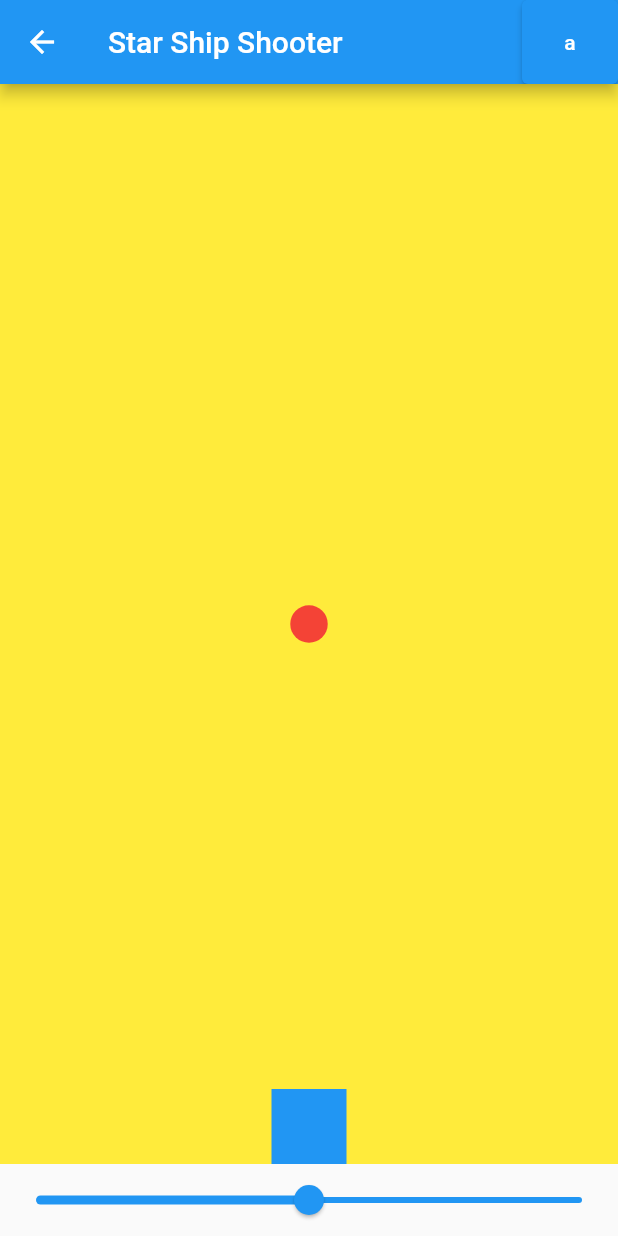
After one commit to ASquare010/FlutterExamaple, a Flutter app: the StarShipShooter screen opened directly, on a phone screen of 412 x 824 dp. The commit adds this screen. Run offline on Flutter 3.47's test engine with Material 2 defaults, Android fonts, the phone set to English and light mode, and no system bars; our stand-ins replace cloud_firestore, firebase_auth, firebase_core, flutter_rating_bar, font_awesome_flutter, geocoding and 2 more; accounts and stored records are empty.

Commit message:
StarShipShooter.dart _jumpImplemented

```diff
--- /dev/null
+++ b/lib/StarShipShooter/BaseWidgets/Enemy.dart
@@ -0,0 +1,23 @@
+import 'package:flutter/material.dart';
+
+class Enemy extends StatelessWidget {
+  final double x, y,size;
+
+  const Enemy({Key key, this.x = 0, this.y = 0,this.size = 25}) : super(key: key);
+
+  @override
+  Widget build(BuildContext context) {
+    return Align(
+      alignment: Alignment(x,y),
+      child: AnimatedContainer(
+        width: size,
+        height: size,
+        duration:  Duration(milliseconds: 200),
+        decoration: BoxDecoration(
+          shape: BoxShape.circle,
+          color: Colors.red,
+        ),
+      ),
+    );
+  }
+}
--- /dev/null
+++ b/lib/StarShipShooter/BaseWidgets/Player.dart
@@ -0,0 +1,22 @@
+import 'package:flutter/material.dart';
+
+class Player extends StatelessWidget {
+  final double x;
+
+  const Player({Key key, this.x}) : super(key: key);
+
+  @override
+  Widget build(BuildContext context) {
+    return Align(
+      alignment: Alignment.bottomCenter,
+      child: Transform.translate(
+        offset: Offset(x, 0),
+        child: Container(
+          width: 50,
+          height: 50,
+          color: Colors.blue,
+        ),
+      ),
+    );
+  }
+}
--- /dev/null
+++ b/lib/StarShipShooter/StarShipShooter.dart
@@ -0,0 +1,97 @@
+import 'dart:async';
+import 'package:flutter/cupertino.dart';
+import 'package:flutter/material.dart';
+import 'package:flutter/widgets.dart';
+import 'package:flutter_app/StarShipShooter/BaseWidgets/Enemy.dart';
+import 'package:flutter_app/StarShipShooter/BaseWidgets/Player.dart';
+
+class StarShipShooter extends StatefulWidget {
+  @override
+  _StarShipShooterState createState() => _StarShipShooterState();
+}
+
+class _StarShipShooterState extends State<StarShipShooter> {
+  double playerPosition = 0,
+      enemyDy = 0,
+      enemyDx = 0;
+
+  bool startGame = false;
+  Size size = Size(0, 0);
+
+  double velocity = 1,
+      time = 0;
+
+  @override
+  Widget build(BuildContext context) {
+    size = MediaQuery
+        .of(context)
+        .size;
+    return Scaffold(
+      appBar: AppBar(
+        title: Text('Star Ship Shooter'),
+        actions: [ElevatedButton(onPressed: start, child: Text('a'))],
+      ),
+      body: Column(
+        children: [
+          Expanded(
+            child: Container(
+              color: Colors.yellow,
+              child: Stack(
+                children: [
+                  Player(
+                    x: playerPosition,
+                  ),
+                  Enemy(
+                    y: enemyDy,
+                    // x: enemyDx,
+                  )
+                ],
+              ),
+            ),
+          ),
+          Slider(
+            onChanged: (val) {
+              setState(() {
+                playerPosition = val;
+              });
+            },
+            inactiveColor: Colors.blue,
+            value: playerPosition,
+            min: -size.width / 2,
+            max: size.width / 2,
+          ),
+        ],
+      ),
+    );
+  }
+
+  void start() {
+    print('ad');
+    Timer.periodic(Duration(milliseconds: 30), (timer) {
+      setState(() {
+        _jump();
+      });
+    });
+  }
+
+  void _jump() {
+    double temp = -2;
+    double speed = 0.02;
+    var equation = (0.5 * velocity * velocity) - velocity + 0.5;
+    if (temp <= enemyDy) {
+      if (enemyDy < 1) {
+        velocity += speed;
+        enemyDy = equation;
+      } else if (enemyDy >= 1) {
+        velocity -= speed;
+        temp = enemyDy;
+        enemyDy = equation;
+        print(enemyDy);
+      }
+    } else if (temp > enemyDy) {
+      velocity -= speed;
+      temp = enemyDy;
+      enemyDy = equation;
+    }
+  }
+}
--- a/pubspec.yaml
+++ b/pubspec.yaml
@@ -26,7 +26,7 @@ dependencies:
   flutter_svg: ^0.22.0
   flutter_rating_bar: ^4.0.0
   http: ^0.13.3
-  intl:
+  intl: ^0.17.0
   font_awesome_flutter: ^9.1.0
   google_maps_flutter: ^2.0.6
   geolocator: ^7.2.0+1
@@ -34,6 +34,7 @@ dependencies:
   cloud_firestore: ^2.3.0
   firebase_auth: ^2.0.0
   provider: ^5.0.0
+
 
   # The following adds the Cupertino Icons font to your application.
   # Use with the CupertinoIcons class for iOS style icons.
```
Also changed, not shown: lib/KeyExample/KeyExample.dart (added, +55 -0 lines), lib/main.dart (+6 -2 lines), lib/StarShipShooter/BaseWidgets/BackGround.dart (added), pubspec.lock.
